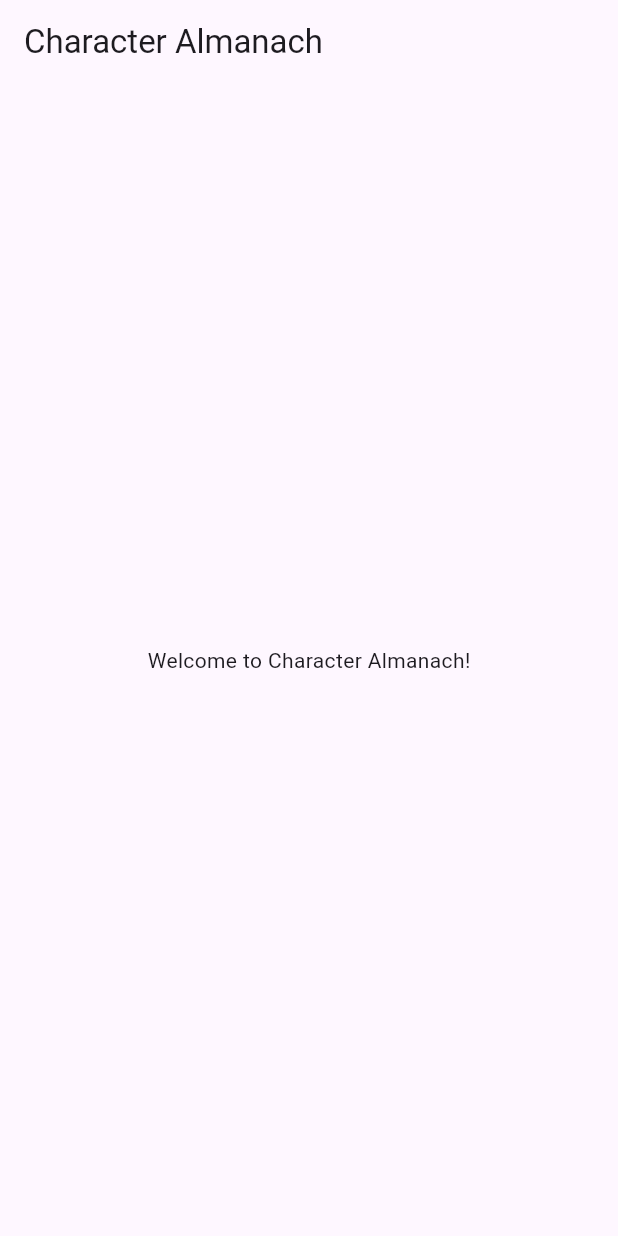
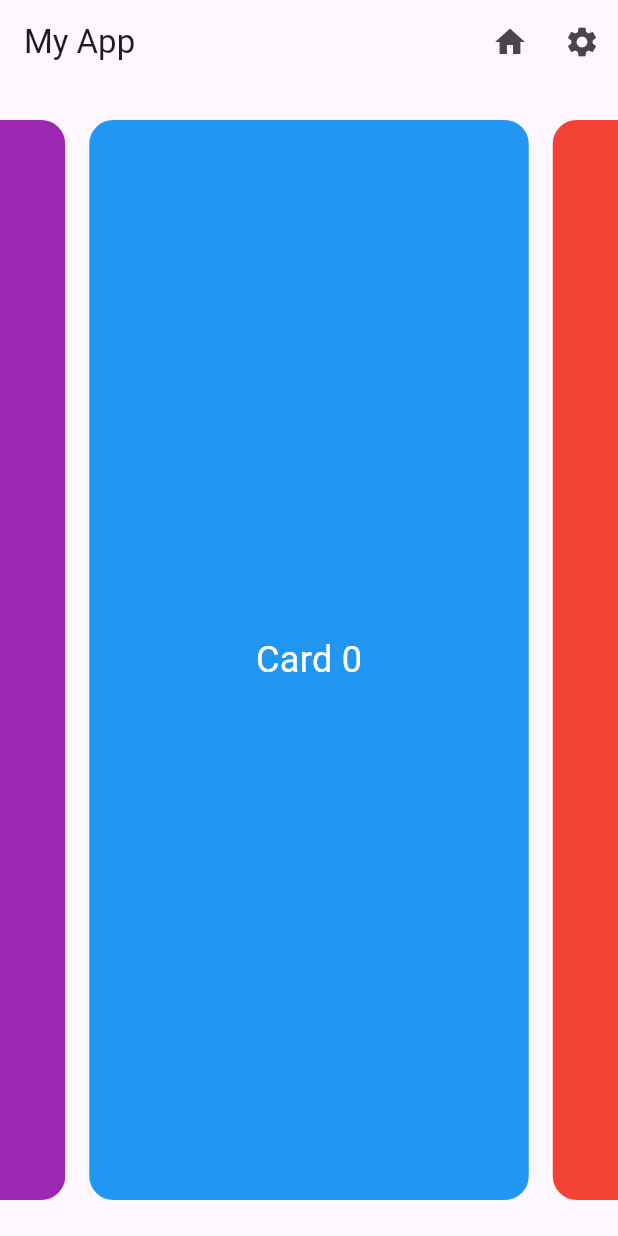
Before and after one commit to MatBarons/character-almanach-mobile, a Flutter app: the screen it shows after launch, on a phone screen of 412 x 824 dp. Run offline on Flutter 3.47's test engine with Material 3 defaults, Android fonts, the phone set to English and light mode, and no system bars; our stand-ins replace flutter_redux, redux, sqflite; missing offline and left inert: http_interceptor; accounts and stored records are empty.

Commit message:
created carousel effect and routes

```diff
--- a/lib/main.dart
+++ b/lib/main.dart
@@ -1,5 +1,6 @@
 import 'package:character_almanach_mobile/l10n/app_localizations.dart';
 import 'package:character_almanach_mobile/screens/home.dart';
+import 'package:character_almanach_mobile/screens/root.dart';
 
 import 'providers/sqlflite/database_helper.dart';
 import 'package:flutter_localizations/flutter_localizations.dart';
@@ -47,7 +48,7 @@ class CharacterAlmanach extends StatelessWidget {
         children: [
           Loader(),
           const ErrorDialog(),
-          Home()
+          RootPage()
         ]
       ),
     );
--- a/lib/screens/home.dart
+++ b/lib/screens/home.dart
@@ -1,15 +1,13 @@
+import 'package:character_almanach_mobile/widgets/infinite-carousel.dart';
 import 'package:flutter/material.dart';
 
-class Home extends StatelessWidget {
+class HomePage extends StatelessWidget {
+  const HomePage({super.key});
+
   @override
   Widget build(BuildContext context) {
-    return Scaffold(
-      appBar: AppBar(
-        title: Text('Character Almanach'),
-      ),
-      body: Center(
-        child: Text('Welcome to Character Almanach!'),
-      ),
+    return Center(
+      child: InfiniteCarousel()
     );
   }
 }
--- /dev/null
+++ b/lib/screens/root.dart
@@ -0,0 +1,59 @@
+import 'package:character_almanach_mobile/screens/home.dart';
+import 'package:flutter/material.dart';
+
+class RootPage extends StatefulWidget {
+  const RootPage({super.key});
+
+  @override
+  State<RootPage> createState() => _RootPageState();
+}
+
+class _RootPageState extends State<RootPage> {
+  final GlobalKey<NavigatorState> _navigatorKey = GlobalKey<NavigatorState>();
+
+  void _navigate(String route) {
+    _navigatorKey.currentState!.pushNamed(route);
+  }
+
+  @override
+  Widget build(BuildContext context) {
+    return Scaffold(
+      appBar: AppBar(
+        title: const Text("My App"),
+        actions: [
+          IconButton(
+            icon: const Icon(Icons.home),
+            onPressed: () => _navigate('/'),
+          ),
+          IconButton(
+            icon: const Icon(Icons.settings),
+            onPressed: () => _navigate('/settings'),
+          ),
+        ],
+      ),
+      body: Navigator(
+        key: _navigatorKey,
+        initialRoute: '/',
+        onGenerateRoute: (settings) {
+          Widget page;
+
+          switch (settings.name) {
+            case '/':
+              page = const HomePage();
+              break;
+            case '/settings':
+              page = const SettingsPage();
+              break;
+            default:
+              page = const HomePage();
+          }
+
+          return MaterialPageRoute(
+            builder: (_) => page,
+            settings: settings,
+          );
+        },
+      ),
+    );
+  }
+}
--- /dev/null
+++ b/lib/screens/settings.dart
@@ -0,0 +1,12 @@
+import 'package:flutter/material.dart';
+
+class SettingsPage extends StatelessWidget {
+  const SettingsPage({super.key});
+
+  @override
+  Widget build(BuildContext context) {
+    return Center(
+      child: Text("Settings Page"),
+    );
+  }
+}
--- /dev/null
+++ b/lib/widgets/character-card.dart
@@ -0,0 +1,35 @@
+import 'package:flutter/material.dart';
+
+class CharacterCard extends StatelessWidget {
+  final int index;
+
+  const CharacterCard({required this.index});
+
+  @override
+  Widget build(BuildContext context) {
+    final colors = [
+      Colors.blue,
+      Colors.red,
+      Colors.green,
+      Colors.orange,
+      Colors.purple,
+    ];
+
+    return Container(
+      margin: const EdgeInsets.symmetric(horizontal: 8, vertical: 24),
+      decoration: BoxDecoration(
+        borderRadius: BorderRadius.circular(16),
+        color: colors[index],
+      ),
+      child: Center(
+        child: Text(
+          "Card $index",
+          style: const TextStyle(
+            fontSize: 24,
+            color: Colors.white,
+          ),
+        ),
+      ),
+    );
+  }
+}
--- /dev/null
+++ b/lib/widgets/infinite-carousel.dart
@@ -0,0 +1,75 @@
+import 'package:character_almanach_mobile/widgets/character-card.dart';
+import 'package:flutter/material.dart';
+
+class InfiniteCarousel extends StatefulWidget {
+  const InfiniteCarousel({super.key});
+
+  @override
+  State<InfiniteCarousel> createState() => _InfiniteCarouselState();
+}
+
+class _InfiniteCarouselState extends State<InfiniteCarousel> {
+  static const int realItemCount = 5;
+  static const int initialPage = 10000;
+
+  late final PageController controller;
+
+  @override
+  void initState() {
+    super.initState();
+    controller = PageController(
+      viewportFraction: 0.75,
+      initialPage: initialPage,
+    );
+  }
+
+  @override
+  void dispose() {
+    controller.dispose();
+    super.dispose();
+  }
+
+  int getRealIndex(int index) {
+    return index % realItemCount;
+  }
+
+  @override
+  Widget build(BuildContext context) {
+    return PageView.builder(
+      controller: controller,
+      itemBuilder: (context, index) {
+        final realIndex = getRealIndex(index);
+
+        return AnimatedBuilder(
+          animation: controller,
+          child: CharacterCard(index: realIndex),
+          builder: (context, child) {
+            double value = 0;
+
+            if (controller.position.haveDimensions) {
+              value = (controller.page ?? initialPage.toDouble()) - index.toDouble();
+              value = (value.abs() * 0.3).clamp(0.0, 1.0);
+            }
+
+            final scale = 1 - value;
+            final opacity = (1 - value * 0.5).clamp(0.5, 1.0);
+            final verticalOffset = value * 30;
+
+            return Center(
+              child: Opacity(
+                opacity: opacity,
+                child: Transform.translate(
+                  offset: Offset(0, verticalOffset),
+                  child: Transform.scale(
+                    scale: scale,
+                    child: child,
+                  ),
+                ),
+              ),
+            );
+          },
+        );
+      },
+    );
+  }
+}
```
Also changed, not shown: 1 other file. Lines whose indentation alone changed are shown as unchanged.
